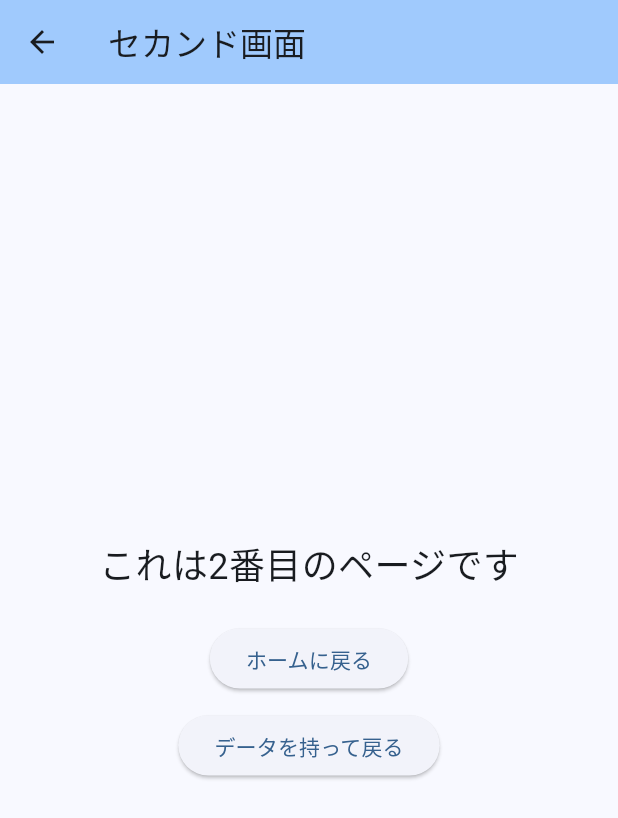
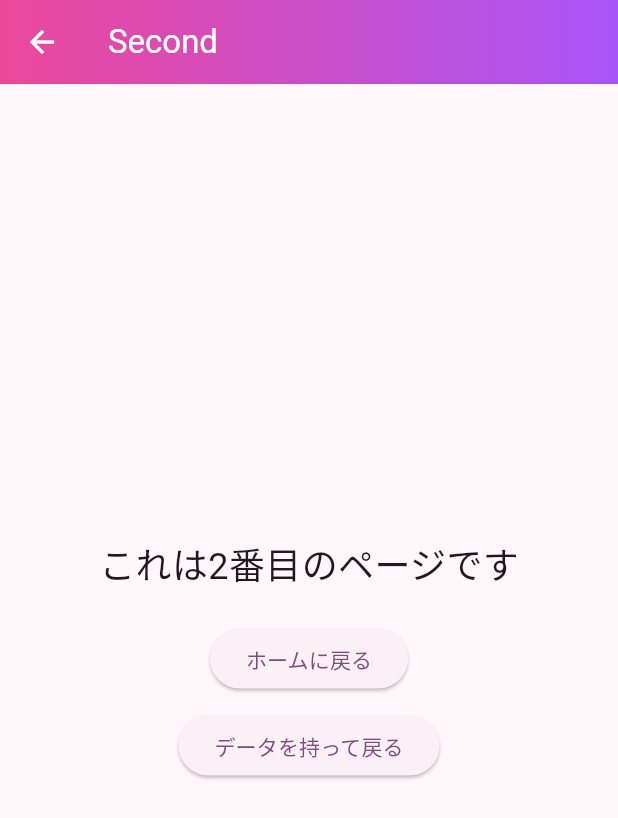
Before and after one commit to moriguin/hello_flutter_app, a Flutter app: the screen it shows after launch, after a tap on "2ページ目へ（Direct Push）", on a phone screen of 412 x 824 dp. Shown: the top 818 px of the screen. Run offline on Flutter 3.47's test engine with Material 3 defaults, Android fonts, the phone set to English and light mode, and no system bars.

Commit message:
feat: change header color

```diff
--- a/lib/main.dart
+++ b/lib/main.dart
@@ -12,9 +12,18 @@ class MyApp extends StatelessWidget {
   Widget build(BuildContext context) {
     print('【MyApp】build()が呼ばれました');
     return MaterialApp(
-      title: 'Multi Page App',
+      title: 'Hello Flutter App',
       theme: ThemeData(
-        colorScheme: ColorScheme.fromSeed(seedColor: Colors.blue),
+        colorScheme: ColorScheme.fromSeed(
+          seedColor: const Color(0xFFD946EF), // Fuchsia (ピンク紫)
+          brightness: Brightness.light,
+        ),
+        useMaterial3: true,
+        appBarTheme: const AppBarTheme(
+          backgroundColor: Colors.transparent, // グラデーション用に透明
+          foregroundColor: Colors.white,
+          elevation: 0,
+        ),
       ),
       // ルート設定方式1: routesを使う方法
       initialRoute: '/', // 最初に表示するルート
@@ -35,14 +44,25 @@ class HomePage extends StatelessWidget {
     print('【HomePage】build()が呼ばれました');
     return Scaffold(
       appBar: AppBar(
-        backgroundColor: Theme.of(context).colorScheme.inversePrimary,
-        title: const Text('ホーム画面'),
+        title: const Text('Home'),
+        flexibleSpace: Container(
+          decoration: const BoxDecoration(
+            gradient: LinearGradient(
+              begin: Alignment.centerLeft,
+              end: Alignment.centerRight,
+              colors: [
+                Color(0xFFEC4899), // 強めのピンク
+                Color(0xFFA855F7), // 紫
+              ],
+            ),
+          ),
+        ),
       ),
       body: Center(
         child: Column(
           mainAxisAlignment: MainAxisAlignment.center,
           children: [
-            const Text('これは最初のページです', style: TextStyle(fontSize: 24)),
+            const Text('Home', style: TextStyle(fontSize: 24)),
             const SizedBox(height: 20),
             // ナビゲーション方法1: Named Route
             ElevatedButton(
@@ -80,8 +100,19 @@ class SecondPage extends StatelessWidget {
     print('【SecondPage】build()が呼ばれました');
     return Scaffold(
       appBar: AppBar(
-        backgroundColor: Theme.of(context).colorScheme.inversePrimary,
-        title: const Text('セカンド画面'),
+        title: const Text('Second'),
+        flexibleSpace: Container(
+          decoration: const BoxDecoration(
+            gradient: LinearGradient(
+              begin: Alignment.centerLeft,
+              end: Alignment.centerRight,
+              colors: [
+                Color(0xFFEC4899), // 強めのピンク
+                Color(0xFFA855F7), // 紫
+              ],
+            ),
+          ),
+        ),
         // 戻るボタンは自動で追加される
       ),
       body: Center(
```
Also changed, not shown: 2 other files.
